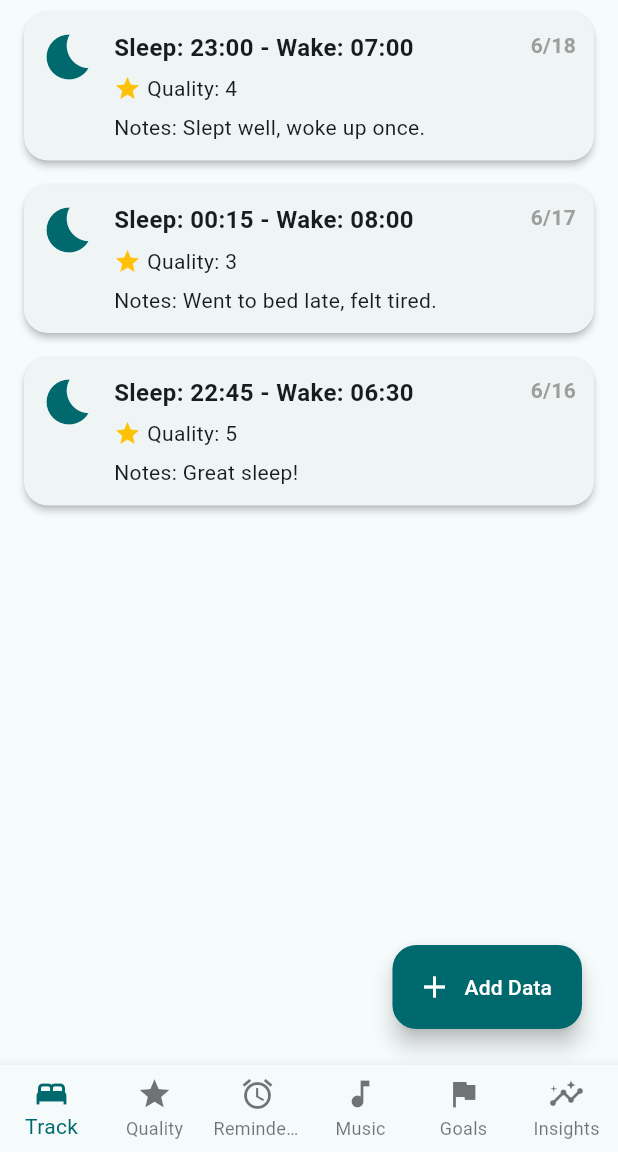
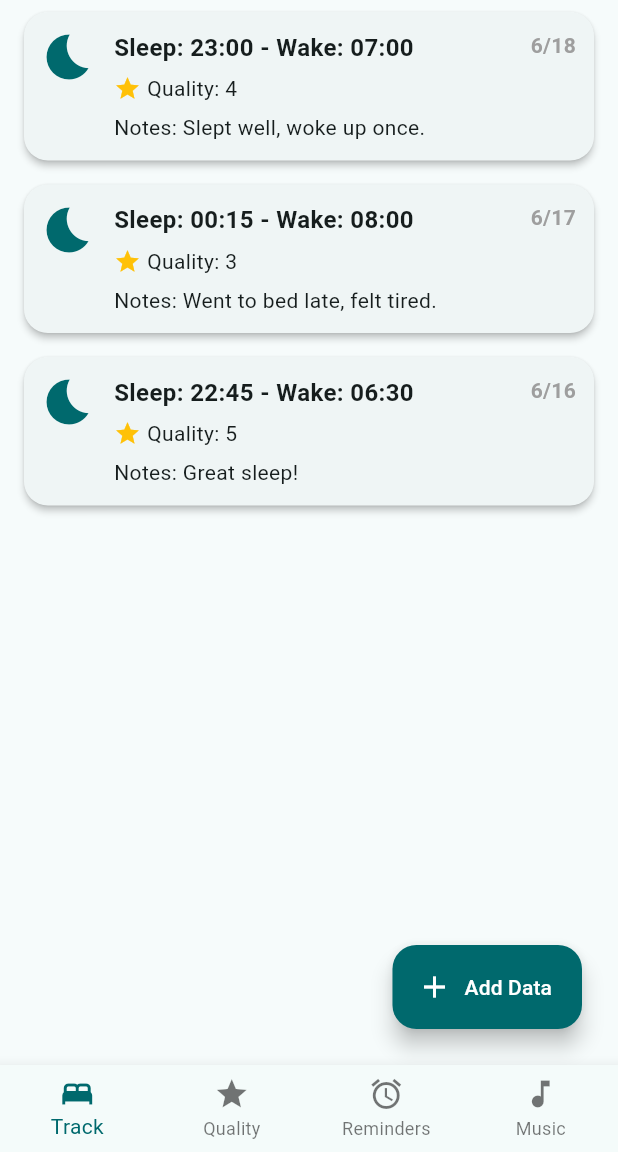
Before and after one commit to LauraReisMuller/mcp, a Flutter app: the MainNavigation screen opened by its route, on a phone screen of 412 x 824 dp, the part 84-1236 px from its top. Run offline on Flutter 3.47's test engine with Material 3 defaults, Android fonts, the phone set to English and light mode, and no system bars.

Commit message:
no goals or insights

```diff
--- a/lib/main.dart
+++ b/lib/main.dart
@@ -105,8 +105,6 @@ class _MainNavigationState extends State<MainNavigation> {
       const SleepQualitySection(),
       const RemindersPage(),
       const MusicSection(),
-      Center(child: Text('Sleep Goals')),
-      Center(child: Text('Insights')),
     ];
     return Scaffold(
       appBar: AppBar(
@@ -128,8 +126,6 @@ class _MainNavigationState extends State<MainNavigation> {
           BottomNavigationBarItem(icon: Icon(Icons.star), label: 'Quality'),
           BottomNavigationBarItem(icon: Icon(Icons.alarm), label: 'Reminders'),
           BottomNavigationBarItem(icon: Icon(Icons.music_note), label: 'Music'),
-          BottomNavigationBarItem(icon: Icon(Icons.flag), label: 'Goals'),
-          BottomNavigationBarItem(icon: Icon(Icons.insights), label: 'Insights'),
         ],
         currentIndex: _selectedIndex,
         selectedItemColor: Theme.of(context).colorScheme.primary,
```
Also changed, not shown: lib/features/graph/graph_data_manager.dart (deleted).
